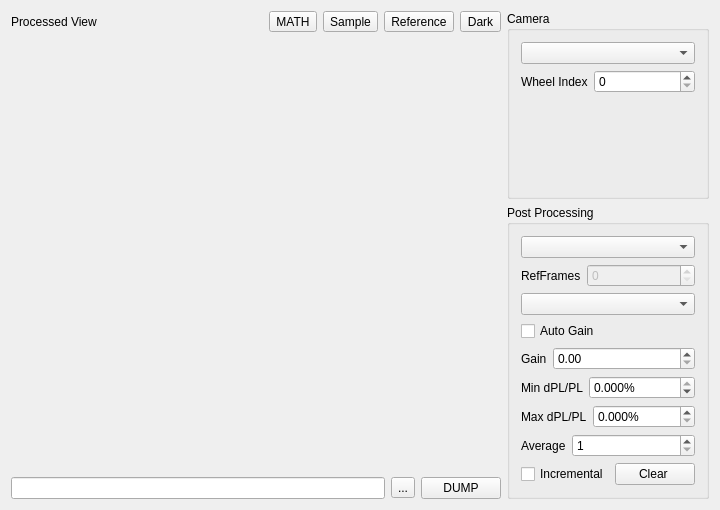
Before: the Qt Designer form modules/optics/odmrimagingform.ui in northriv/KAME, drawn with Qt 5.
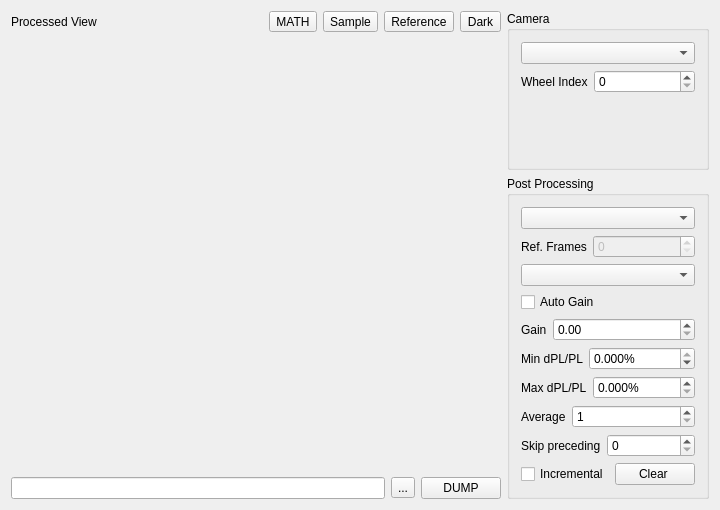
After: the same form once the commit is applied. Custom widgets are drawn as their Qt base class.

Commit message: Allows to skip some first frames

The edit to the form file:
```diff
--- a/modules/optics/odmrimagingform.ui
+++ b/modules/optics/odmrimagingform.ui
@@ -121,11 +121,11 @@
       <property name="title">
        <string>Post Processing</string>
       </property>
-      <layout class="QVBoxLayout" name="verticalLayout_4">
-       <item>
+      <layout class="QGridLayout" name="gridLayout_3">
+       <item row="0" column="0">
         <widget class="QComboBox" name="m_cmbSequence"/>
        </item>
-       <item>
+       <item row="1" column="0">
         <layout class="QHBoxLayout" name="_4">
          <item>
           <widget class="QLabel" name="textLabel1_2_5_3_3_15">
@@ -136,7 +136,7 @@
             </sizepolicy>
            </property>
            <property name="text">
-            <string>RefFrames</string>
+            <string>Ref. Frames</string>
            </property>
            <property name="wordWrap">
             <bool>false</bool>
@@ -158,10 +158,10 @@
          </item>
         </layout>
        </item>
-       <item>
+       <item row="2" column="0">
         <widget class="QComboBox" name="m_cmbDispMethod"/>
        </item>
-       <item>
+       <item row="3" column="0">
         <layout class="QVBoxLayout" name="verticalLayout">
          <item>
           <widget class="QCheckBox" name="m_ckbAutoGainForDisp">
@@ -274,7 +274,7 @@
          </item>
         </layout>
        </item>
-       <item>
+       <item row="4" column="0">
         <layout class="QVBoxLayout" name="verticalLayout_3">
          <item>
           <layout class="QHBoxLayout">
@@ -306,6 +306,36 @@
            </item>
           </layout>
          </item>
+         <item>
+          <layout class="QHBoxLayout" name="_2">
+           <item>
+            <widget class="QLabel" name="textLabel1_2_5_3_3_3">
+             <property name="sizePolicy">
+              <sizepolicy hsizetype="Fixed" vsizetype="Preferred">
+               <horstretch>0</horstretch>
+               <verstretch>0</verstretch>
+              </sizepolicy>
+             </property>
+             <property name="text">
+              <string>Skip preceding</string>
+             </property>
+             <property name="wordWrap">
+              <bool>false</bool>
+             </property>
+            </widget>
+           </item>
+           <item>
+            <widget class="QSpinBox" name="m_spbSkipPreceding">
+             <property name="minimum">
+              <number>0</number>
+             </property>
+             <property name="maximum">
+              <number>4</number>
+             </property>
+            </widget>
+           </item>
+          </layout>
+         </item>
          <item>
           <layout class="QHBoxLayout" name="horizontalLayout_5">
            <item>
```
The commit also changes 3 other files.
